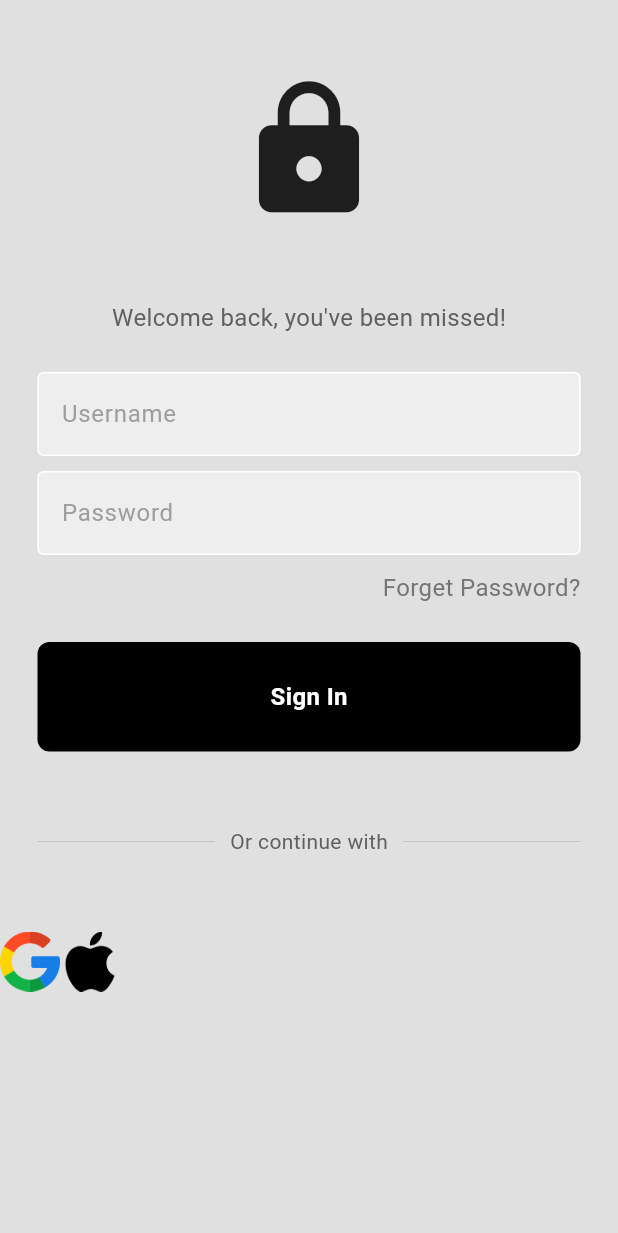
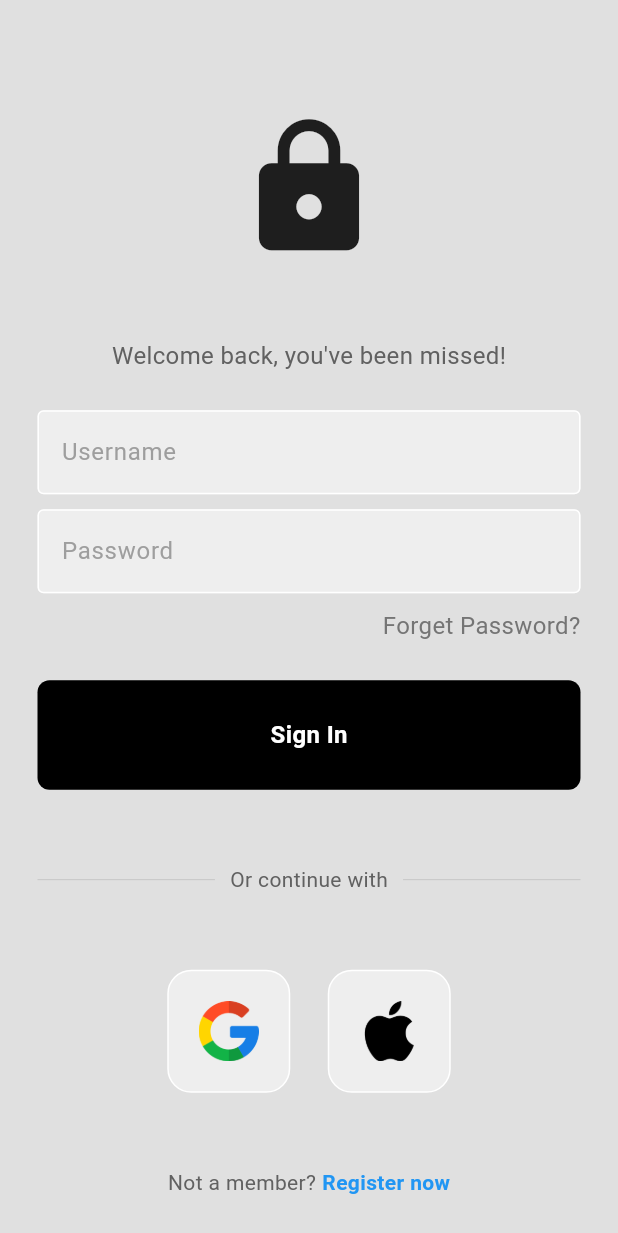
Before and after one commit to Thisuru/Flutter-Authentication, a Flutter app: the screen it shows after launch, on a phone screen of 412 x 824 dp. Shown: the top 1233 px of the screen. Run offline on Flutter 3.47's test engine with Material 3 defaults, Android fonts, the phone set to English and light mode, and no system bars.

Commit message:
Register nopw button with alignment fixes

```diff
--- a/lib/components/square_tile.dart
+++ b/lib/components/square_tile.dart
@@ -8,6 +8,11 @@ class SquareTile extends StatelessWidget {
   @override
   Widget build(BuildContext context) {
     return Container(
+      padding: const EdgeInsets.all(20),
+      decoration: BoxDecoration(
+          border: Border.all(color: Colors.white),
+          borderRadius: BorderRadius.circular(16),
+          color: Colors.grey[200]),
       child: Image.asset(
         imagePath,
         height: 40,
--- a/lib/pages/login_page.dart
+++ b/lib/pages/login_page.dart
@@ -20,6 +20,7 @@ class LoginPage extends StatelessWidget {
       body: SafeArea(
         child: Center(
           child: Column(
+            mainAxisAlignment: MainAxisAlignment.center,
             children: [
               const SizedBox(
                 height: 50,
@@ -124,16 +125,42 @@ class LoginPage extends StatelessWidget {
 
               // google + apple Sign In Buttons
               const Row(
+                mainAxisAlignment: MainAxisAlignment.center,
                 children: [
                   // google button
                   SquareTile(imagePath: 'lib/images/google.png'),
 
+                  SizedBox(
+                    width: 25,
+                  ),
+
                   // Apple button
                   SquareTile(imagePath: 'lib/images/apple.png')
                 ],
-              )
+              ),
+
+              const SizedBox(
+                height: 50,
+              ),
 
               // not a member? Register Now
+              Row(
+                mainAxisAlignment: MainAxisAlignment.center,
+                children: [
+                  Text(
+                    'Not a member?',
+                    style: TextStyle(color: Colors.grey[700]),
+                  ),
+                  const SizedBox(
+                    width: 4,
+                  ),
+                  const Text(
+                    'Register now',
+                    style: TextStyle(
+                        color: Colors.blue, fontWeight: FontWeight.bold),
+                  )
+                ],
+              )
             ],
           ),
         ),
```
